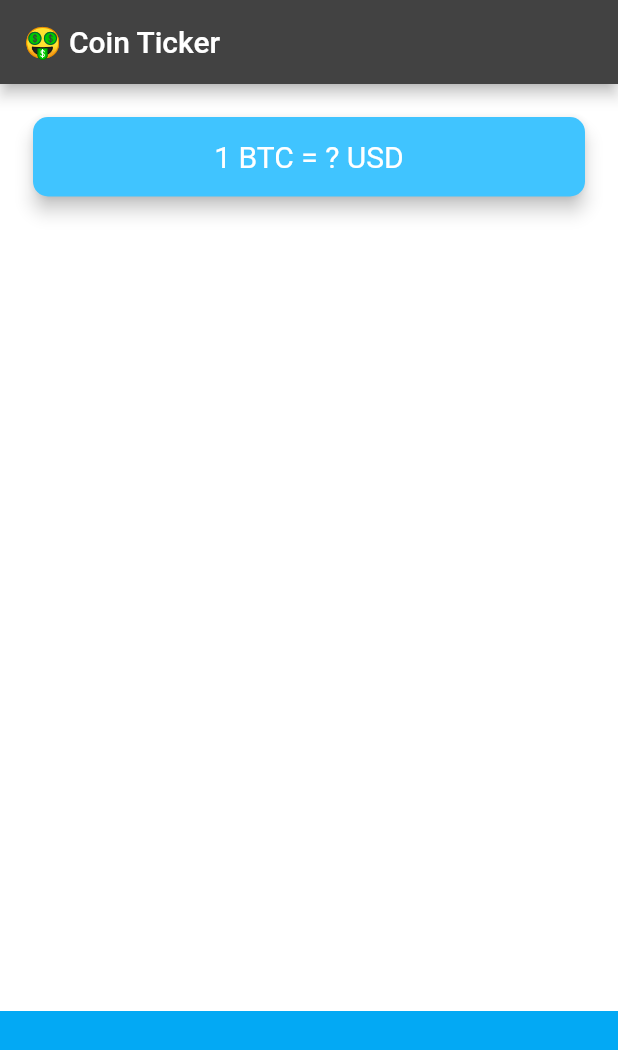
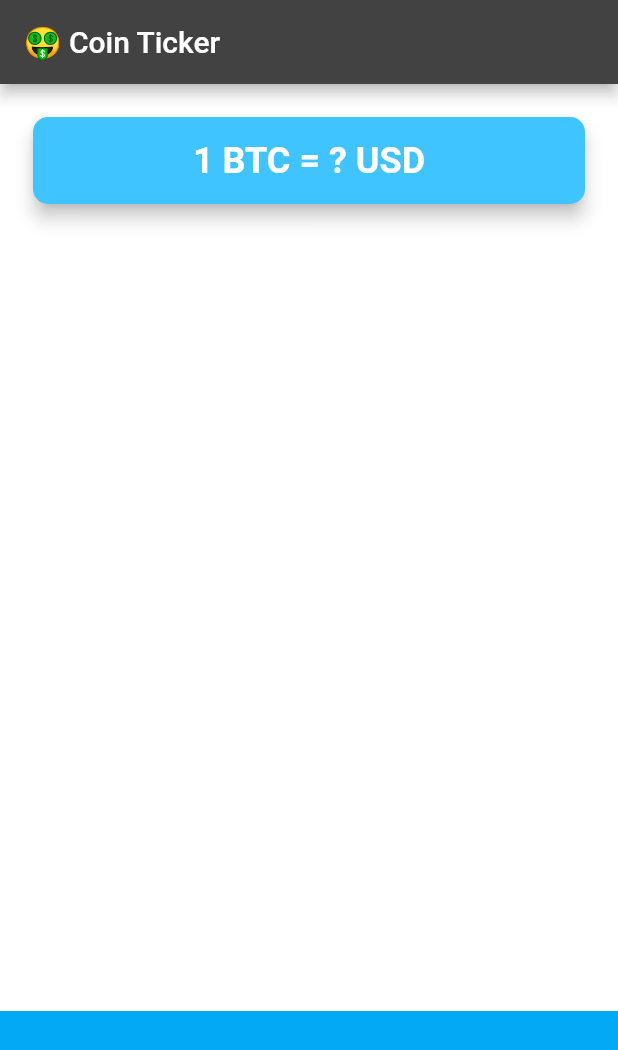
Before and after one commit to robence/flutter_bitcoin_tracker, a Flutter app: the screen it shows after launch, on a phone screen of 412 x 824 dp. Shown: the top 1050 px of the screen. Run offline on Flutter 3.47's test engine with Material 2 defaults, Android fonts, the phone set to English and light mode, and no system bars.

Commit message:
improve text style

```diff
--- a/lib/price_screen.dart
+++ b/lib/price_screen.dart
@@ -32,7 +32,8 @@ class _PriceScreenState extends State<PriceScreen> {
                   '1 BTC = ? USD',
                   textAlign: TextAlign.center,
                   style: TextStyle(
-                    fontSize: 20.0,
+                    fontSize: 24.0,
+                    fontWeight: FontWeight.bold,
                     color: Colors.white,
                   ),
                 ),
```
